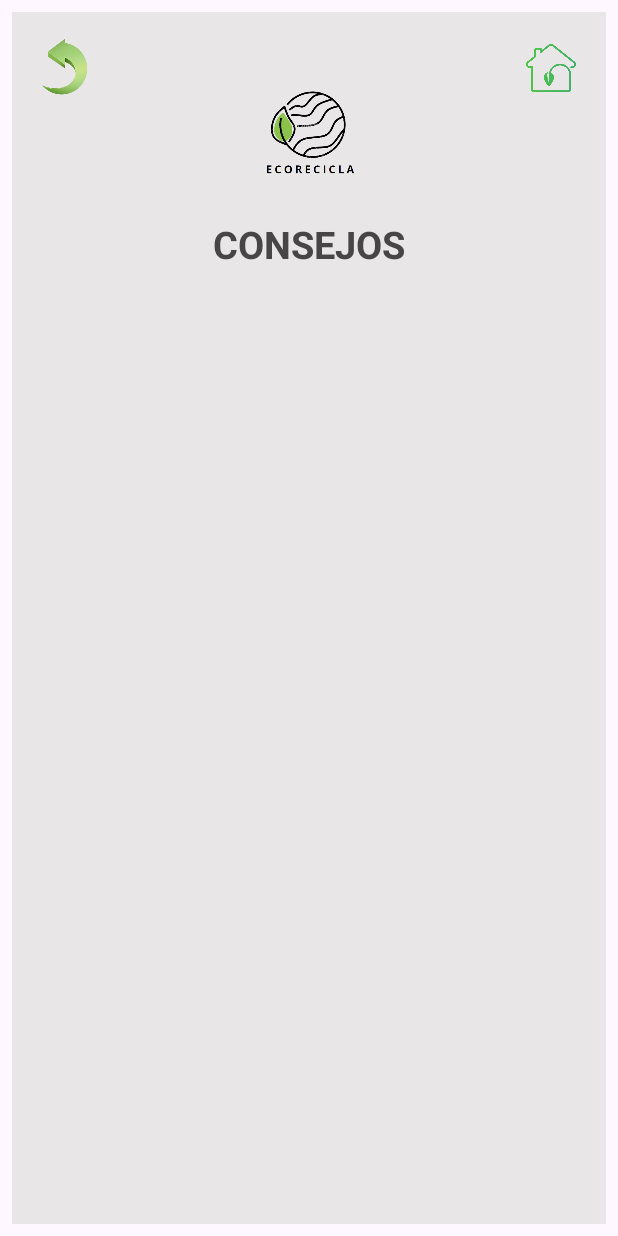
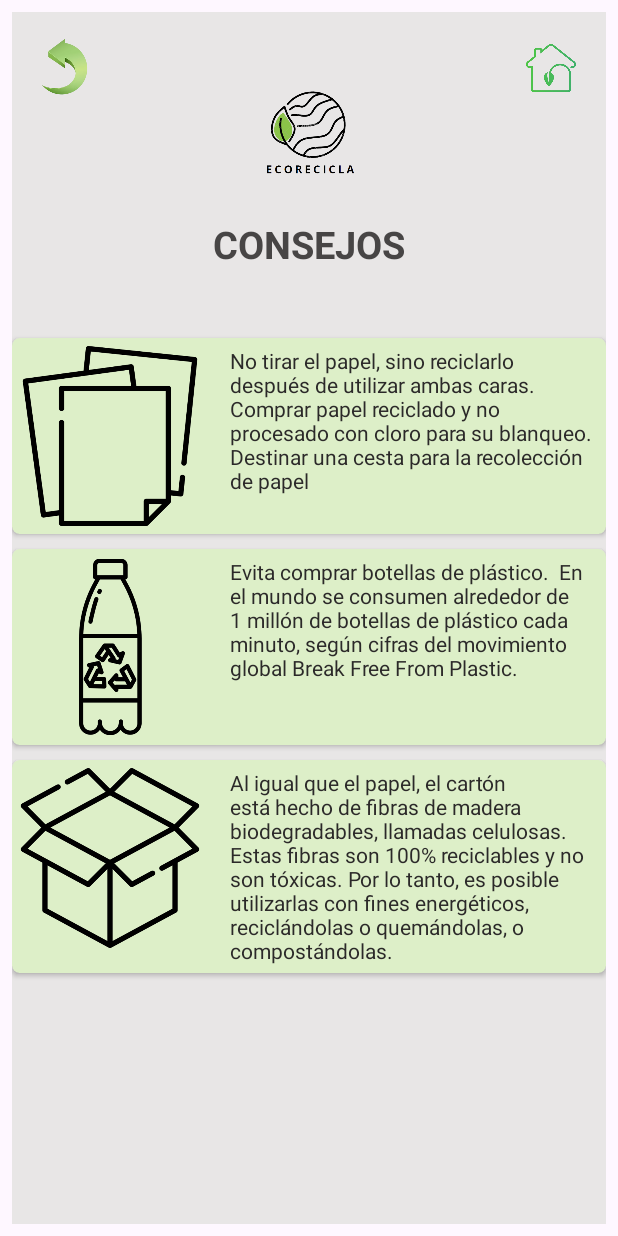
Before and after one commit to BrayanStic/EcoRecicla, an Android app: the ConsejosActivity screen opened directly, with no data from a screen before it, on a phone screen of 412 x 824 dp. Run offline under Robolectric (Android 15) with nearby library versions, the phone set to English and light mode, and no system bars.

Commit message:
septimo commit

```diff
--- a/app/src/main/res/layout/activity_consejos.xml
+++ b/app/src/main/res/layout/activity_consejos.xml
@@ -58,4 +58,82 @@
         app:layout_constraintTop_toTopOf="parent"
         app:layout_constraintVertical_bias="0.178" />
 
+    <androidx.cardview.widget.CardView
+        android:id="@+id/cardView"
+        android:layout_width="match_parent"
+        android:layout_height="wrap_content"
+        android:layout_marginTop="45dp"
+        app:cardBackgroundColor="#DDEFC8"
+        app:cardCornerRadius="5dp"
+        app:contentPadding="5dp"
+        app:layout_constraintTop_toBottomOf="@+id/textView">
+
+        <ImageView
+            android:id="@+id/imageView"
+            android:layout_width="120dp"
+            android:layout_height="120dp"
+            android:src="@drawable/logo_papel" />
+
+        <TextView
+            android:id="@+id/textView6"
+            android:layout_width="match_parent"
+            android:layout_height="wrap_content"
+            android:layout_marginStart="140dp"
+            android:text="No tirar el papel, sino reciclarlo después de utilizar ambas caras. Comprar papel reciclado y no procesado con cloro para su blanqueo. Destinar una cesta para la recolección de papel"
+            android:textColor="#2B2929" />
+
+    </androidx.cardview.widget.CardView>
+
+    <androidx.cardview.widget.CardView
+        android:id="@+id/CardView2"
+        android:layout_width="match_parent"
+        android:layout_height="wrap_content"
+        android:layout_marginTop="10dp"
+        app:cardBackgroundColor="#DDEFC8"
+        app:cardCornerRadius="5dp"
+        app:contentPadding="5dp"
+        app:layout_constraintTop_toBottomOf="@+id/cardView">
+
+        <ImageView
+            android:id="@+id/imageView2"
+            android:layout_width="120dp"
+            android:layout_height="120dp"
+            android:src="@drawable/logo_plastico" />
+
+        <TextView
+            android:id="@+id/textView7"
+            android:layout_width="match_parent"
+            android:layout_height="wrap_content"
+            android:layout_marginStart="140dp"
+            android:text="Evita comprar botellas de plástico.  En el mundo se consumen alrededor de 1 millón de botellas de plástico cada minuto, según cifras del movimiento global Break Free From Plastic."
+            android:textColor="#2B2929" />
+
+    </androidx.cardview.widget.CardView>
+
+    <androidx.cardview.widget.CardView
+        android:id="@+id/CardView3"
+        android:layout_width="match_parent"
+        android:layout_height="wrap_content"
+        android:layout_marginTop="10dp"
+        app:cardBackgroundColor="#DDEFC8"
+        app:cardCornerRadius="5dp"
+        app:contentPadding="5dp"
+        app:layout_constraintTop_toBottomOf="@id/CardView2">
+
+        <ImageView
+            android:id="@+id/imageView3"
+            android:layout_width="120dp"
+            android:layout_height="120dp"
+            android:src="@drawable/logo_carton" />
+
+        <TextView
+            android:id="@+id/textView8"
+            android:layout_width="match_parent"
+            android:layout_height="wrap_content"
+            android:layout_marginStart="140dp"
+            android:text="Al igual que el papel, el cartón está hecho de fibras de madera biodegradables, llamadas celulosas. Estas fibras son 100% reciclables y no son tóxicas. Por lo tanto, es posible utilizarlas con fines energéticos, reciclándolas o quemándolas, o compostándolas."
+            android:textColor="#2B2929" />
+
+    </androidx.cardview.widget.CardView>
+
 </androidx.constraintlayout.widget.ConstraintLayout>
```
